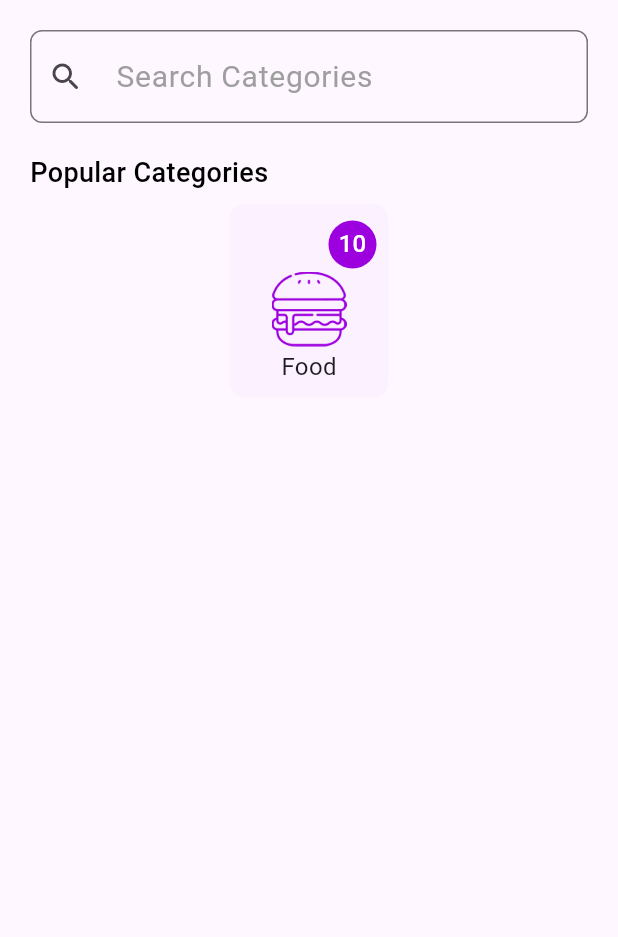
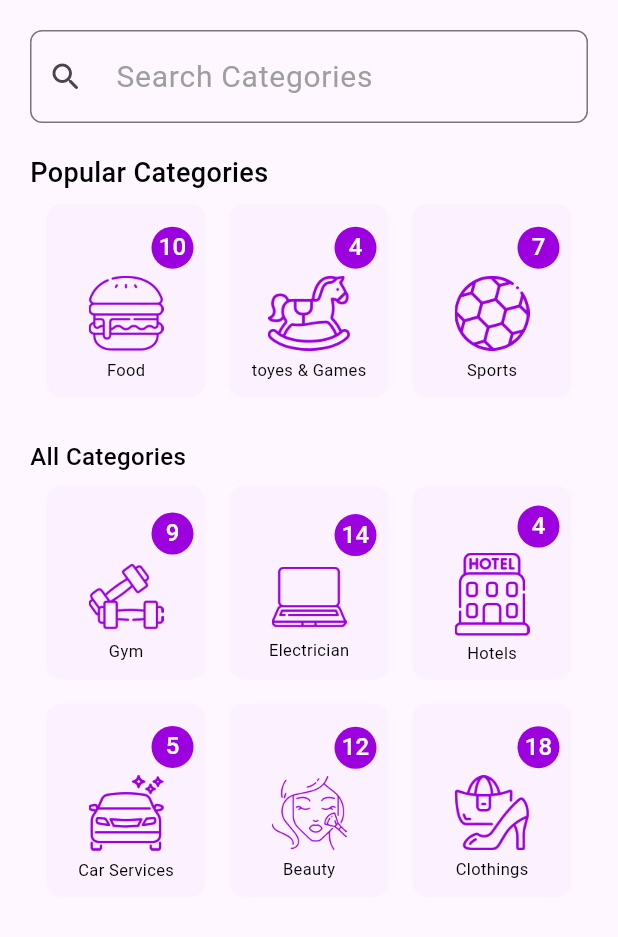
Before and after one commit to Shayanzahid227/LuciusBeautySalon-, a Flutter app: the screen it shows after launch, on a phone screen of 412 x 824 dp, the part 123-1060 px from its top. Run offline on Flutter 3.47's test engine with Material 3 defaults, Android fonts, the phone set to English and light mode, and no system bars.

Commit message:
home screen task compleat

```diff
--- a/lib/main.dart
+++ b/lib/main.dart
@@ -1,4 +1,4 @@
-import 'package:figma_creation_task/ui/screens/screen5.dart';
+import 'package:figma_creation_task/ui/screens/final_home_screen.dart';
 import 'package:flutter/material.dart';
 
 void main() {
@@ -12,7 +12,7 @@ class MyApp extends StatelessWidget {
   @override
   Widget build(BuildContext context) {
     return const MaterialApp(
-      home: screen_5(),
+      home: home_screen_task(),
     );
   }
 }
--- /dev/null
+++ b/lib/ui/screens/final_home_screen.dart
@@ -0,0 +1,198 @@
+import 'package:figma_creation_task/core/constant/string.dart';
+import 'package:flutter/material.dart';
+
+// ignore: camel_case_types
+class home_screen_task extends StatelessWidget {
+  const home_screen_task({super.key});
+
+  @override
+  Widget build(BuildContext context) {
+    return Scaffold(
+      appBar: AppBar(
+        actions: const [
+          Icon(Icons.signal_cellular_alt),
+          Icon(Icons.wifi),
+          Icon(Icons.battery_3_bar_rounded),
+        ],
+      ),
+      body: SingleChildScrollView(
+        child: Padding(
+          padding: const EdgeInsets.symmetric(horizontal: 20),
+          child: Column(
+            children: [
+              const Row(
+                children: [
+                  Text(
+                    "Categories ",
+                    style: TextStyle(
+                        fontSize: 18,
+                        color: Colors.black,
+                        fontWeight: FontWeight.w500),
+                  ),
+                ],
+              ),
+              const SizedBox(
+                height: 20,
+              ),
+              const Padding(padding: EdgeInsets.symmetric(horizontal: 20)),
+              TextField(
+                decoration: InputDecoration(
+                    prefixIcon: const Icon(Icons.search_rounded),
+                    hintText: " Search Categories ",
+                    hintStyle:
+                        const TextStyle(fontSize: 20, color: Colors.grey),
+                    border: OutlineInputBorder(
+                        borderRadius: BorderRadius.circular(8.0))),
+              ),
+              const SizedBox(height: 20),
+              const Row(
+                children: [
+                  Text(
+                    "Popular Categories ",
+                    style: TextStyle(
+                        fontSize: 18,
+                        fontWeight: FontWeight.w500,
+                        color: Colors.black),
+                  ),
+                ],
+              ),
+              SizedBox(
+                  height: 145,
+                  child: ListView(
+                    shrinkWrap: true,
+                    scrollDirection: Axis.horizontal,
+                    children: const [
+                      // calling container (category container)
+                      CategoryContainer(
+                          title: "Food",
+                          imagePath: "$staticAssets/Frame.png",
+                          count: "10"),
+
+                      CategoryContainer(
+                          title: "toyes & Games",
+                          imagePath: "$staticAssets/Frame2.png",
+                          count: "4"),
+                      CategoryContainer(
+                          title: "Sports",
+                          imagePath: "$staticAssets/Frame3.png",
+                          count: "7"),
+                    ],
+                  )),
+              SizedBox(height: 20),
+              const Row(
+                children: [
+                  Text(
+                    "All Categories",
+                    style: TextStyle(
+                        fontSize: 16,
+                        fontWeight: FontWeight.w500,
+                        color: Colors.black),
+                  ),
+                ],
+              ),
+              Container(
+                  height: 145,
+                  child: ListView(
+                    shrinkWrap: true,
+                    scrollDirection: Axis.horizontal,
+                    children: const [
+                      CategoryContainer(
+                          title: "Gym",
+                          imagePath: "$staticAssets/Frame4.png",
+                          count: "9"),
+                      CategoryContainer(
+                          title: "Electrician",
+                          imagePath: "$staticAssets/Frame5.png",
+                          count: "14"),
+                      CategoryContainer(
+                          title: "Hotels",
+                          imagePath: "$staticAssets/Frame6.png",
+                          count: "4"),
+                    ],
+                  )),
+              Container(
+                  height: 145,
+                  child: ListView(
+                    shrinkWrap: true,
+                    scrollDirection: Axis.horizontal,
+                    children: const [
+                      CategoryContainer(
+                          title: "Car Services",
+                          imagePath: "$staticAssets/Frame7.png",
+                          count: "5"),
+                      CategoryContainer(
+                          title: "Beauty",
+                          imagePath: "$staticAssets/Frame8.png",
+                          count: "12"),
+                      CategoryContainer(
+                          title: "Clothings",
+                          imagePath: "$staticAssets/Frame9.png",
+                          count: "18"),
+                    ],
+                  ))
+            ],
+          ),
+        ),
+      ),
+    );
+  }
+}
+
+//
+//
+//
+//
+
+//  CategoryContainer Widget to recal it and optimize our code
+class CategoryContainer extends StatelessWidget {
+  final String title;
+  final String imagePath;
+  final String count;
+
+  const CategoryContainer({
+    Key? key,
+    required this.title,
+    required this.imagePath,
+    required this.count,
+  }) : super(key: key);
+
+  @override
+  Widget build(BuildContext context) {
+    return Container(
+      margin: const EdgeInsets.all(8),
+      height: 139,
+      width: 106,
+      padding: const EdgeInsets.all(8.0),
+      decoration: BoxDecoration(
+        color: const Color(0xffffbf1ff),
+        borderRadius: BorderRadius.circular(10),
+      ),
+      child: Column(
+        mainAxisAlignment: MainAxisAlignment.spaceAround,
+        children: [
+          Padding(padding: EdgeInsets.only(top: 0)),
+          Align(
+            alignment: Alignment.topRight,
+            child: CircleAvatar(
+              radius: 14,
+              backgroundColor: Color(0xfff9d00de),
+              child: Text(
+                count,
+                style: const TextStyle(color: Colors.white),
+              ),
+            ),
+          ),
+          Image.asset(
+            imagePath,
+            scale: 4.0,
+          ),
+          Text(
+            title,
+            style: const TextStyle(
+                fontSize: 11, fontWeight: FontWeight.w400, color: Colors.black),
+          ),
+        ],
+      ),
+    );
+  }
+}
--- a/lib/ui/screens/screen5.dart
+++ b/lib/ui/screens/screen5.dart
@@ -106,3 +106,4 @@ class screen_5 extends StatelessWidget {
     );
   }
 }
+// Reusable CategoryContainer Widget
```
Also changed, not shown: lib/ui/screens/screen_1.dart (+0 -10 lines), assets/images/Frame.png (deleted), assets/static_assets/Frame2.png (added), assets/static_assets/Frame3.png (added), assets/static_assets/Frame4.png (added), assets/static_assets/Frame5.png (added), assets/static_assets/Frame6.png (added), assets/static_assets/Frame7.png (added), assets/static_assets/Frame8.png (added), assets/static_assets/Frame9.png (added).
